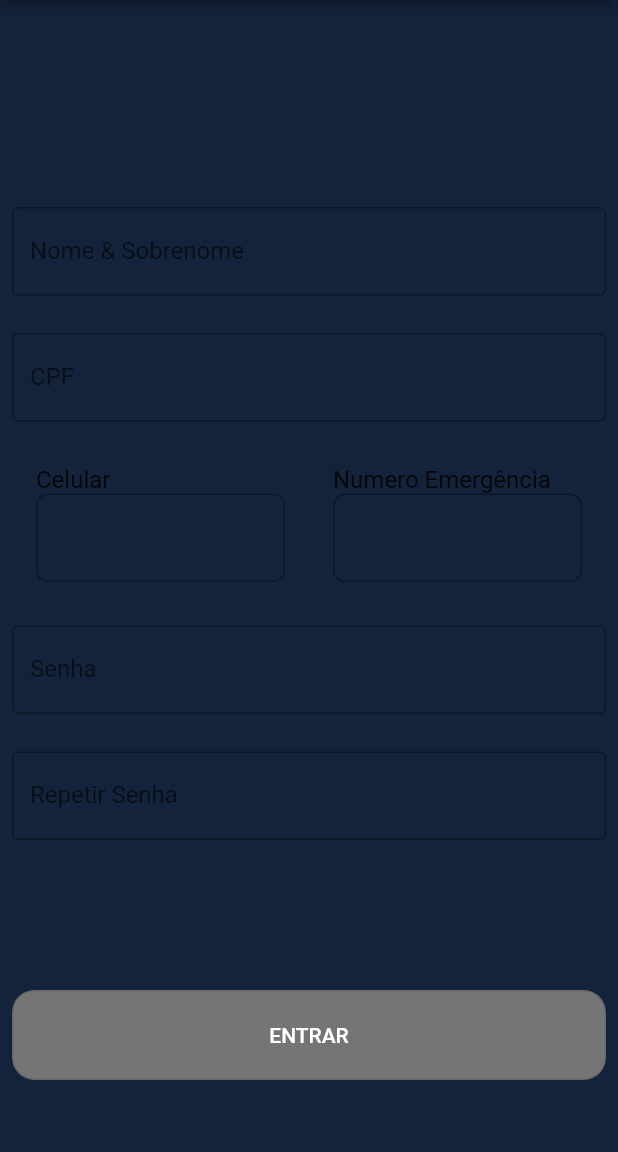
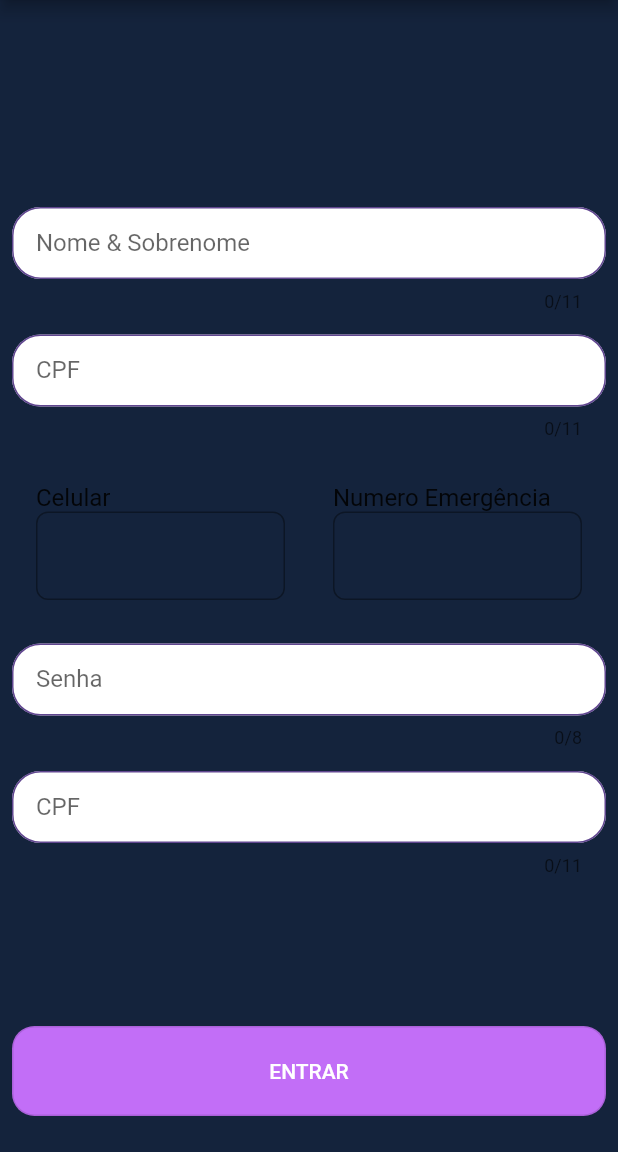
Before and after one commit to correagabriel/App_controleremedios, a Flutter app: the NewUser screen opened by its route, on a phone screen of 412 x 824 dp, the part 84-1236 px from its top. Run offline on Flutter 3.47's test engine with Material 2 defaults, Android fonts, the phone set to English and light mode, and no system bars; our stand-ins replace device_preview.

Commit message:
sixth commit

```diff
--- a/lib/view/user/login_view.dart
+++ b/lib/view/user/login_view.dart
@@ -19,6 +19,7 @@
           //height: double.infinity,
           body: Padding(
             padding: const EdgeInsets.all(8.0),
+
             child: Column(
               mainAxisAlignment: MainAxisAlignment.start,
               children: [
--- a/lib/view/user/newuser_view.dart
+++ b/lib/view/user/newuser_view.dart
@@ -32,20 +32,57 @@ class _NewUserState extends State<NewUser> {
                   height: 130,
                 ),
                 TextField(
+                  maxLength: 11,
                   decoration: InputDecoration(
+                            fillColor: Colors.white,
+                            filled: true,
+                            contentPadding: EdgeInsets.fromLTRB(16,8,16,8),
+                            border: OutlineInputBorder(
+                            borderRadius: BorderRadius.circular(19)
+                          ),
                             labelText: 'Nome & Sobrenome',
-                    border: OutlineInputBorder()
+                            enabledBorder: OutlineInputBorder(
+                            borderRadius: BorderRadius.circular(19),
+                            borderSide: const BorderSide(color: Color(0XFF60468f))
+                          ),
+                            focusedBorder: OutlineInputBorder(
+                            borderRadius: BorderRadius.circular(19),
+                            borderSide: const BorderSide(color:Color(0XFF60468f) ,width: 4)
+                          )
                           ),
                 ),
 
                 SizedBox(
-                  height: 25,
+                  height: 15,
                 ),
 
-                TextField(
+                TextFormField(
+                  maxLength: 11,
+                  validator: (value) {
+                    if (value == null || value.isEmpty) {
+                      return 'Por favor, insira seu email.';
+                    }
+                    if(value.length <11){
+                      return "CPF Invalido";
+                    }
+                    return null;
+                    },
                     decoration: InputDecoration(
+                    fillColor: Colors.white,
+                            filled: true,
+                            contentPadding: EdgeInsets.fromLTRB(16,8,16,8),
+                            border: OutlineInputBorder(
+                            borderRadius: BorderRadius.circular(19)
+                          ),
                             labelText: 'CPF',
-                    border: OutlineInputBorder()
+                            enabledBorder: OutlineInputBorder(
+                            borderRadius: BorderRadius.circular(19),
+                            borderSide: const BorderSide(color: Color(0XFF60468f))
+                          ),
+                            focusedBorder: OutlineInputBorder(
+                            borderRadius: BorderRadius.circular(19),
+                            borderSide: const BorderSide(color:Color(0XFF60468f) ,width: 4)
+                          )
                           ),
                 ),
 
@@ -86,21 +123,67 @@ class _NewUserState extends State<NewUser> {
                   height: 25,
                 ),
 
-                TextField(
+                TextFormField(
+                  maxLength: 8,
+                    validator: (value) {
+                    if (value == null || value.isEmpty) {
+                              return 'Por favor, insira seu email.';
+                            }
+                            if(value.length <8){
+                              return "CPF Invalido";
+                            }
+                            return null;
+                            },
                             decoration: InputDecoration(
+                            fillColor: Colors.white,
+                            filled: true,
+                            contentPadding: EdgeInsets.fromLTRB(16,8,16,8),
+                            border: OutlineInputBorder(
+                            borderRadius: BorderRadius.circular(19)
+                          ),
                             labelText: 'Senha',
-                    border: OutlineInputBorder()
+                            enabledBorder: OutlineInputBorder(
+                            borderRadius: BorderRadius.circular(19),
+                            borderSide: const BorderSide(color: Color(0XFF60468f))
+                          ),
+                            focusedBorder: OutlineInputBorder(
+                            borderRadius: BorderRadius.circular(19),
+                            borderSide: const BorderSide(color:Color(0XFF60468f) ,width: 4)
+                          )
                           ),
                 ),
 
                 SizedBox(
-                  height: 25,
+                  height: 15,
                 ),
 
-                TextField(
+                TextFormField(
+                  maxLength: 11,
+                            validator: (value) {
+                            if (value == null || value.isEmpty) {
+                              return 'Por favor, insira seu email.';
+                            }
+                            if(value.length <11){
+                              return "CPF Invalido";
+                            }
+                            return null;
+                            },
                             decoration: InputDecoration(
-                    labelText: 'Repetir Senha',
-                    border: OutlineInputBorder()
+                            fillColor: Colors.white,
+                            filled: true,
+                            contentPadding: EdgeInsets.fromLTRB(16,8,16,8),
+                            border: OutlineInputBorder(
+                            borderRadius: BorderRadius.circular(19)
+                          ),
+                            labelText: 'CPF',
+                            enabledBorder: OutlineInputBorder(
+                            borderRadius: BorderRadius.circular(19),
+                            borderSide: const BorderSide(color: Color(0XFF60468f))
+                          ),
+                            focusedBorder: OutlineInputBorder(
+                            borderRadius: BorderRadius.circular(19),
+                            borderSide: const BorderSide(color:Color(0XFF60468f) ,width: 4)
+                          )
                           ),
                 ),
 
@@ -110,7 +193,7 @@ class _NewUserState extends State<NewUser> {
 
                 OutlinedButton(
                   style: OutlinedButton.styleFrom(
-                    backgroundColor: Colors.grey.shade600,
+                          backgroundColor: Color(0XFFc26ef7),
                           foregroundColor: Colors.white,
                           minimumSize: Size(double.infinity, 60),
                           shape: RoundedRectangleBorder(
```
Also changed, not shown: lib/view/user/forgetpassword_view.dart (+23 -11 lines). Lines whose indentation alone changed are shown as unchanged.
